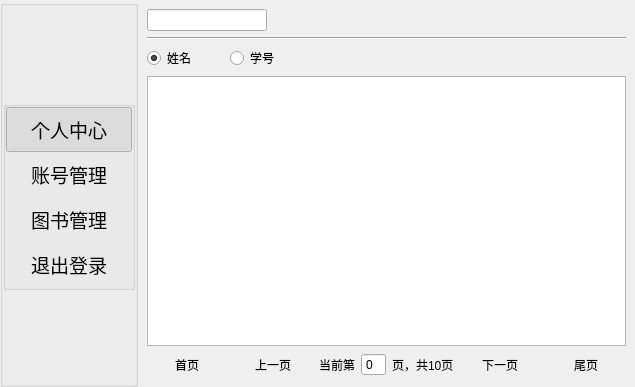
First picture: the form in twidgetteacher.ui, repository xiezhihu/Qt_Book, before the edit.
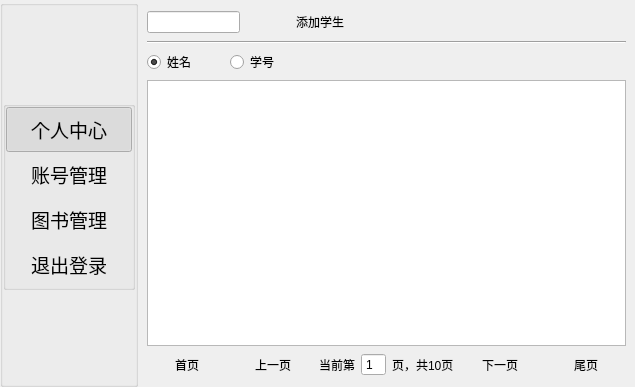
Second picture: the form after the edit. Icons and pictures are not drawn.

Commit message: 备份,准备添加学生dialog

```diff
--- a/twidgetteacher.ui
+++ b/twidgetteacher.ui
@@ -618,7 +618,10 @@
      <widget class="QWidget" name="page_2">
       <layout class="QVBoxLayout" name="verticalLayout_11">
        <item>
-        <layout class="QHBoxLayout" name="horizontalLayout_16" stretch="1,2">
+        <layout class="QHBoxLayout" name="horizontalLayout_16" stretch="1,0,2">
+         <property name="spacing">
+          <number>0</number>
+         </property>
          <item>
           <layout class="QHBoxLayout" name="horizontalLayout_15" stretch="0,0">
            <property name="spacing">
@@ -643,6 +646,16 @@
            </item>
           </layout>
          </item>
+         <item>
+          <widget class="QPushButton" name="btnAddStudent">
+           <property name="text">
+            <string>添加学生</string>
+           </property>
+           <property name="flat">
+            <bool>true</bool>
+           </property>
+          </widget>
+         </item>
          <item>
           <spacer name="horizontalSpacer_8">
            <property name="orientation">
@@ -743,6 +756,9 @@
            <property name="buttonSymbols">
             <enum>QAbstractSpinBox::NoButtons</enum>
            </property>
+           <property name="minimum">
+            <number>1</number>
+           </property>
           </widget>
          </item>
          <item>
```
Left out of the diff: 2 changed lines with no effect on the pictures. The commit also changes 3 other files.
